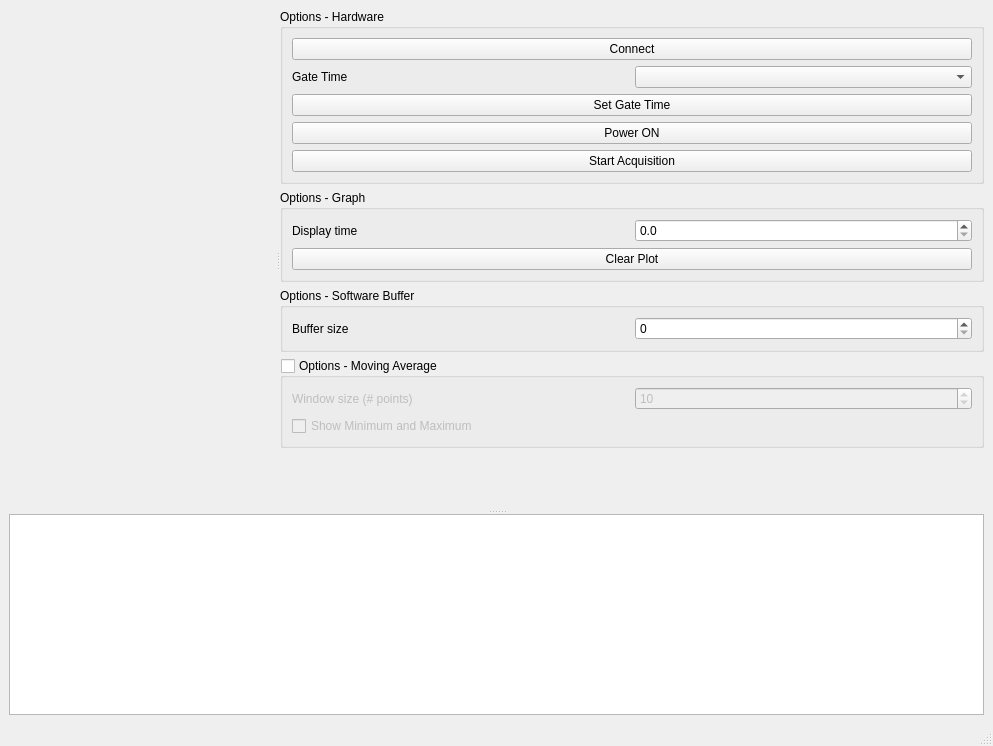
Old version of the form PhotonCounter/Gui/mainwin.ui in the repository Bertick/BaLi4PhotonCounter.
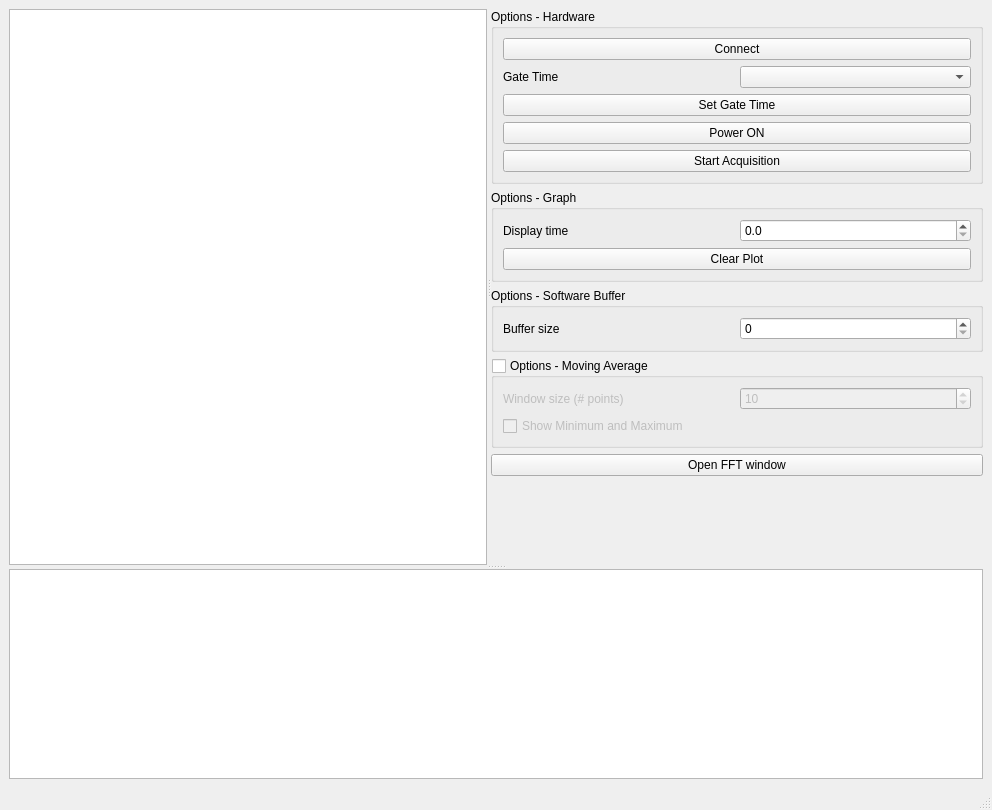
New version of the form. Custom widgets are drawn as their Qt base class.

The edit to the form file:
```diff
--- a/PhotonCounter/Gui/mainwin.ui
+++ b/PhotonCounter/Gui/mainwin.ui
@@ -6,8 +6,8 @@
    <rect>
     <x>0</x>
     <y>0</y>
-    <width>993</width>
-    <height>746</height>
+    <width>992</width>
+    <height>810</height>
    </rect>
   </property>
   <property name="windowTitle">
@@ -24,7 +24,7 @@
        <property name="orientation">
         <enum>Qt::Horizontal</enum>
        </property>
-       <widget class="ScrollPlot" name="scroll_plot" native="true"/>
+       <widget class="ScrollPlot" name="scroll_plot"/>
        <widget class="QWidget" name="layoutWidget">
         <layout class="QVBoxLayout" name="verticalLayout_2">
          <item>
@@ -155,6 +155,9 @@
            <layout class="QGridLayout" name="gridLayout">
             <item row="0" column="1">
              <widget class="QSpinBox" name="mvavg_spinbox">
+              <property name="minimum">
+               <number>1</number>
+              </property>
               <property name="maximum">
                <number>100</number>
               </property>
@@ -180,6 +183,13 @@
            </layout>
           </widget>
          </item>
+         <item>
+          <widget class="QPushButton" name="fft_push_bttn">
+           <property name="text">
+            <string>Open FFT window</string>
+           </property>
+          </widget>
+         </item>
          <item>
           <spacer name="verticalSpacer">
            <property name="orientation">
@@ -211,7 +221,7 @@
   </customwidget>
   <customwidget>
    <class>ScrollPlot</class>
-   <extends>QWidget</extends>
+   <extends>QGraphicsView</extends>
    <header>.scrollplot</header>
    <container>1</container>
   </customwidget>
```
Left out of the diff: 2 changed lines with no effect on the pictures.
